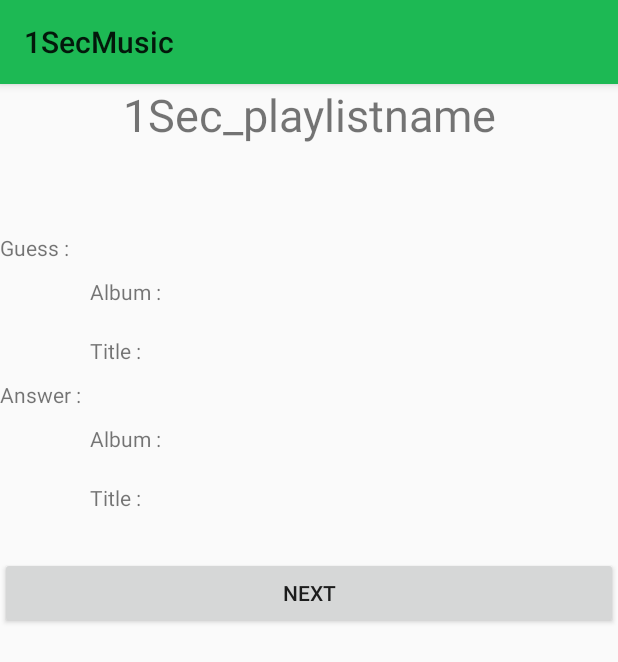
After one commit to EliseGabilly/1SecondMusic, an Android app: the GameAnswerActivity screen opened directly, with no data from a screen before it, on a phone screen of 412 x 824 dp. The commit adds this screen. Shown: the top 662 px of the screen. Run offline under Robolectric (Android 15) with nearby library versions, the phone set to English and light mode, and no system bars.

Commit message:
game activities

```diff
--- /dev/null
+++ b/1SecondMusic/app/src/main/java/com/fr/oneSecondmusic/activity/GameAnswerActivity.java
@@ -0,0 +1,16 @@
+package com.fr.oneSecondmusic.activity;
+
+import androidx.appcompat.app.AppCompatActivity;
+
+import android.os.Bundle;
+
+import com.fr.oneSecondmusic.R;
+
+public class GameAnswerActivity extends AppCompatActivity {
+
+    @Override
+    protected void onCreate(Bundle savedInstanceState) {
+        super.onCreate(savedInstanceState);
+        setContentView(R.layout.activity_game_answer);
+    }
+}
--- /dev/null
+++ b/1SecondMusic/app/src/main/res/layout/activity_game_answer.xml
@@ -0,0 +1,161 @@
+<?xml version="1.0" encoding="utf-8"?>
+<FrameLayout xmlns:android="http://schemas.android.com/apk/res/android"
+    xmlns:app="http://schemas.android.com/apk/res-auto"
+    xmlns:tools="http://schemas.android.com/tools"
+    android:layout_width="match_parent"
+    android:layout_height="match_parent"
+    android:gravity="center_horizontal"
+    android:orientation="vertical"
+    tools:context=".activity.EditPlaylistActivity">
+
+    <LinearLayout
+        android:layout_width="match_parent"
+        android:layout_height="wrap_content"
+        android:orientation="vertical">
+
+        <TextView
+            android:id="@+id/playlistName"
+            android:layout_width="match_parent"
+            android:layout_height="wrap_content"
+            android:gravity="center"
+            android:text="@string/_1sec_playlistname"
+            android:textSize="30sp" />
+
+        <Space
+            android:layout_width="match_parent"
+            android:layout_height="20dp" />
+
+        <TextView
+            android:id="@+id/noMusic"
+            android:layout_width="match_parent"
+            android:layout_height="wrap_content" />
+
+        <TextView
+            android:id="@+id/entryNb"
+            android:layout_width="match_parent"
+            android:layout_height="wrap_content" />
+
+        <LinearLayout
+            android:layout_width="match_parent"
+            android:layout_height="match_parent"
+            android:orientation="vertical">
+
+            <TextView
+                android:id="@+id/txtGuess"
+                android:layout_width="match_parent"
+                android:layout_height="wrap_content"
+                android:text="@string/guess_column" />
+
+            <LinearLayout
+                android:layout_width="match_parent"
+                android:layout_height="wrap_content"
+                android:layout_margin="10dp"
+                android:orientation="horizontal"
+                android:paddingStart="50dp">
+
+                <TextView
+                    android:id="@+id/txtAlbum"
+                    android:layout_width="0dp"
+                    android:layout_height="wrap_content"
+                    android:layout_weight="1"
+                    android:text="@string/album" />
+
+                <TextView
+                    android:id="@+id/txtAlbumGuess"
+                    android:layout_width="0dp"
+                    android:layout_height="wrap_content"
+                    android:layout_weight="2" />
+            </LinearLayout>
+
+            <LinearLayout
+                android:layout_width="match_parent"
+                android:layout_height="wrap_content"
+                android:layout_margin="10dp"
+                android:orientation="horizontal"
+                android:paddingStart="50dp">
+
+                <TextView
+                    android:id="@+id/txtTitle"
+                    android:layout_width="0dp"
+                    android:layout_height="wrap_content"
+                    android:layout_weight="1"
+                    android:text="@string/title" />
+
+                <TextView
+                    android:id="@+id/txtTitleGuess"
+                    android:layout_width="0dp"
+                    android:layout_height="wrap_content"
+                    android:layout_weight="2" />
+
+
+            </LinearLayout>
+        </LinearLayout>
+
+        <LinearLayout
+            android:layout_width="match_parent"
+            android:layout_height="wrap_content"
+            android:orientation="vertical">
+
+            <TextView
+                android:id="@+id/txtAnswer"
+                android:layout_width="match_parent"
+                android:layout_height="wrap_content"
+                android:text="@string/answer" />
+
+            <LinearLayout
+                android:layout_width="match_parent"
+                android:layout_height="wrap_content"
+                android:layout_margin="10dp"
+                android:paddingStart="50dp"
+                android:orientation="horizontal">
+
+                <TextView
+                    android:id="@+id/txtAlbum2"
+                    android:layout_width="0dp"
+                    android:layout_height="wrap_content"
+                    android:layout_weight="1"
+                    android:text="@string/album" />
+
+                <TextView
+                    android:id="@+id/txtAlbumAnswer"
+                    android:layout_width="0dp"
+                    android:layout_height="wrap_content"
+                    android:layout_weight="2" />
+            </LinearLayout>
+
+            <LinearLayout
+                android:layout_width="match_parent"
+                android:layout_height="wrap_content"
+                android:layout_margin="10dp"
+                android:paddingStart="50dp"
+                android:orientation="horizontal">
+
+                <TextView
+                    android:id="@+id/txtTitle2"
+                    android:layout_width="0dp"
+                    android:layout_height="wrap_content"
+                    android:layout_weight="1"
+                    android:text="@string/title" />
+
+                <TextView
+                    android:id="@+id/txtTitleAnswer"
+                    android:layout_width="0dp"
+                    android:layout_height="wrap_content"
+                    android:layout_weight="2" />
+
+
+            </LinearLayout>
+        </LinearLayout>
+
+        <Space
+            android:layout_width="match_parent"
+            android:layout_height="20dp" />
+
+        <Button
+            android:id="@+id/button"
+            android:layout_width="match_parent"
+            android:layout_height="wrap_content"
+            android:text="@string/next" />
+
+    </LinearLayout>
+</FrameLayout>
--- a/1SecondMusic/app/src/main/res/values/strings.xml
+++ b/1SecondMusic/app/src/main/res/values/strings.xml
@@ -22,4 +22,10 @@
     <string name="no_music">\"No music. Add an album with the (+) button \"</string>
     <string name="search_no_match">No match found. Try another research.</string>
     <string name="_1sec_playlistname">1Sec_playlistname</string>
+    <string name="album">Album :</string>
+    <string name="title">Title :</string>
+    <string name="guess">Guess</string>
+    <string name="next">Next</string>
+    <string name="answer">Answer :</string>
+    <string name="guess_column">Guess :</string>
 </resources>
```
Also changed, not shown: 1SecondMusic/app/src/main/AndroidManifest.xml (+10 -4 lines), 1SecondMusic/app/src/main/java/com/fr/oneSecondmusic/activity/GameActivity.java (added, +16 -0 lines), 1SecondMusic/app/src/main/java/com/fr/oneSecondmusic/activity/MainActivity.java (+2 -5 lines), 1SecondMusic/app/src/main/java/com/fr/oneSecondmusic/activity/ResearchActivity.java (+4 -3 lines), 1SecondMusic/app/src/main/java/com/fr/oneSecondmusic/activity/SplashActivity.java (+4 -4 lines), 1SecondMusic/app/src/main/res/layout/activity_game.xml (added, +98 -0 lines).
